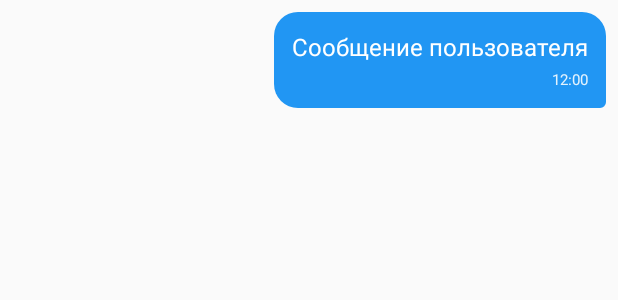
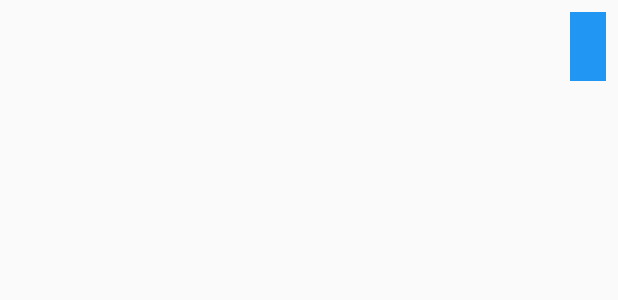
Before and after one commit to fallcorey/smart-ai-assistant, an Android app: the layout item_message_user.xml on its own in the app's theme, with its tools: preview values and no code run, on a phone screen of 412 x 824 dp. Shown: the top 300 px of the screen. Run offline under Robolectric (Android 15) with nearby library versions, the phone set to English and light mode, and no system bars.

Commit message:
Update item_message_user.xml

```diff
--- a/app/src/main/res/layout/item_message_user.xml
+++ b/app/src/main/res/layout/item_message_user.xml
@@ -6,32 +6,14 @@
     android:layout_margin="8dp"
     android:gravity="end">
 
-    <LinearLayout
+    <TextView
+        android:id="@+id/textMessage"
         android:layout_width="wrap_content"
         android:layout_height="wrap_content"
-        android:orientation="vertical"
-        android:background="@drawable/bubble_user"
+        android:maxWidth="280dp"
         android:padding="12dp"
-        android:maxWidth="280dp">
-
-        <TextView
-            android:id="@+id/textMessage"
-            android:layout_width="wrap_content"
-            android:layout_height="wrap_content"
-            android:textColor="#FFFFFF"
-            android:textSize="16sp"
-            android:text="Сообщение пользователя" />
-
-        <TextView
-            android:id="@+id/textTime"
-            android:layout_width="wrap_content"
-            android:layout_height="wrap_content"
-            android:textColor="#E3F2FD"
-            android:textSize="10sp"
-            android:text="12:00"
-            android:layout_gravity="end"
-            android:layout_marginTop="4dp" />
-
-    </LinearLayout>
+        android:background="#2196F3"
+        android:textColor="#FFFFFF"
+        android:textSize="16sp" />
 
 </LinearLayout>
```
